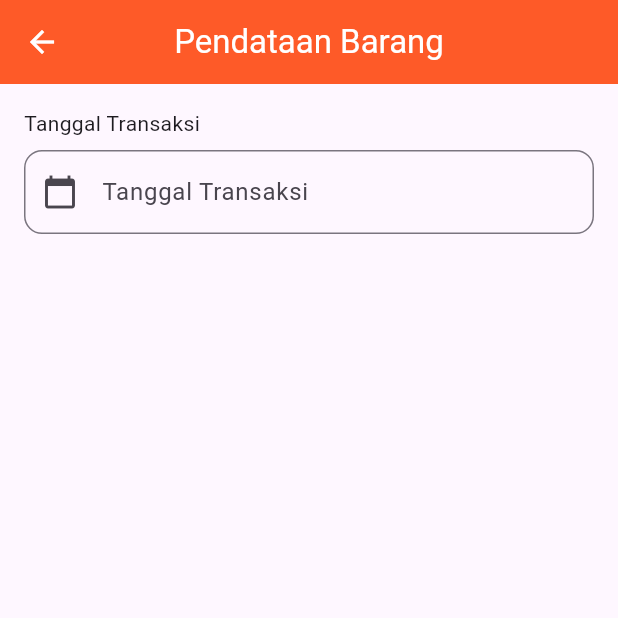
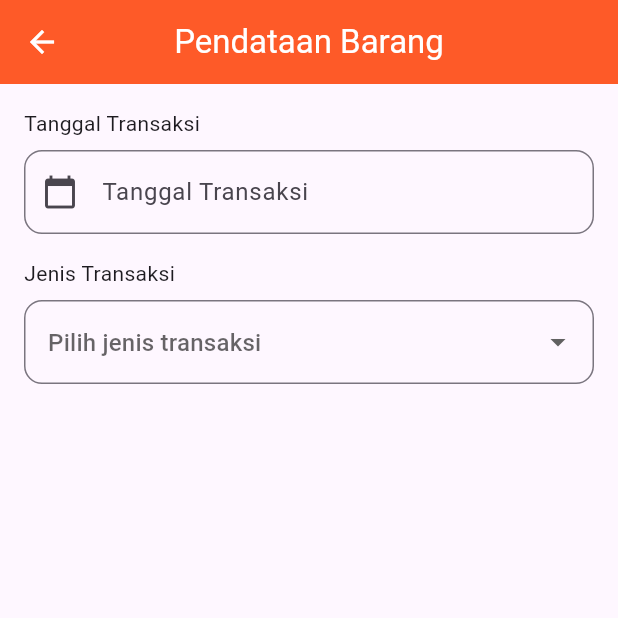
Before and after one commit to IAMHUDA/20220140049_UCP1Flutter, a Flutter app: the DataBarangPage screen opened directly, on a phone screen of 412 x 824 dp, the top half of it. Run offline on Flutter 3.47's test engine with Material 3 defaults, Android fonts, the phone set to English and light mode, and no system bars.

Commit message:
add jenis transaksi formfield

```diff
--- a/lib/data_barang_page.dart
+++ b/lib/data_barang_page.dart
@@ -104,6 +104,35 @@ class _DataBarangPageState extends State<DataBarangPage> {
                   return null;
                 },
               ),
+              const SizedBox(height: 16),
+              const Text('Jenis Transaksi'),
+              const SizedBox(height: 8),
+              DropdownButtonFormField<String>(
+                value: _selectedJenisTransaksi,
+                decoration: InputDecoration(
+                  hintText: 'Pilih jenis transaksi',
+                  border: OutlineInputBorder(
+                    borderRadius: BorderRadius.circular(12),
+                  ),
+                ),
+                items: ['Barang Masuk', 'Barang Keluar']
+                    .map((e) => DropdownMenuItem(
+                          value: e,
+                          child: Text(e),
+                        ))
+                    .toList(),
+                onChanged: (value) {
+                  setState(() {
+                    _selectedJenisTransaksi = value;
+                  });
+                },
+                validator: (value) {
+                  if (value == null) {
+                    return 'Jenis transaksi tidak boleh kosong';
+                  }
+                  return null;
+                },
+              ),
             ],
           )
         ),
```
